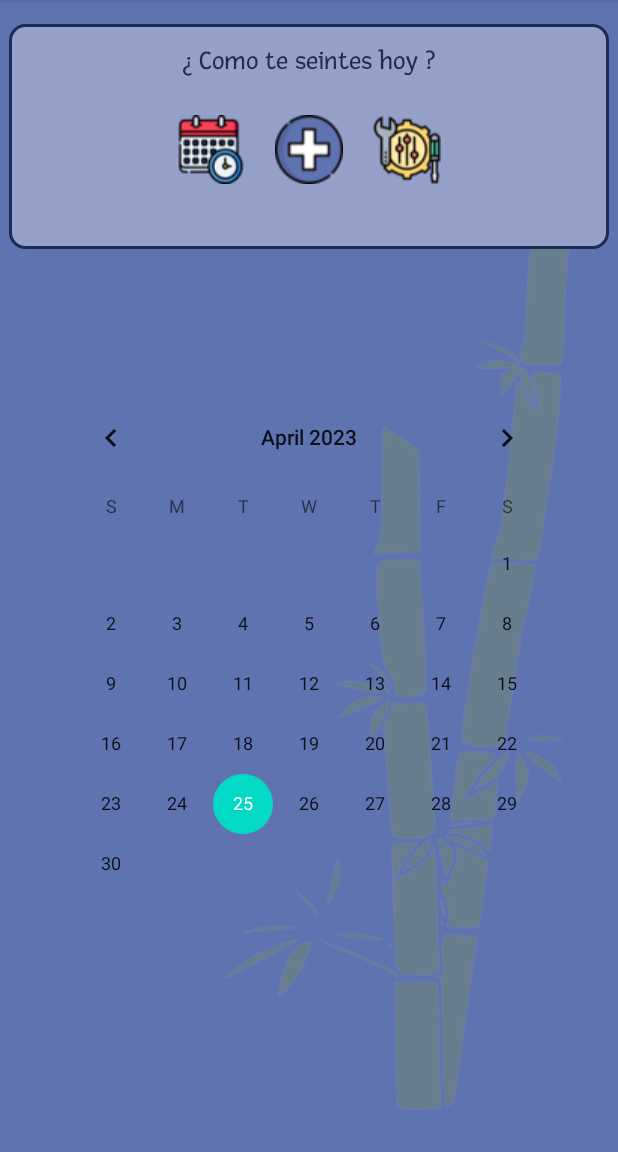
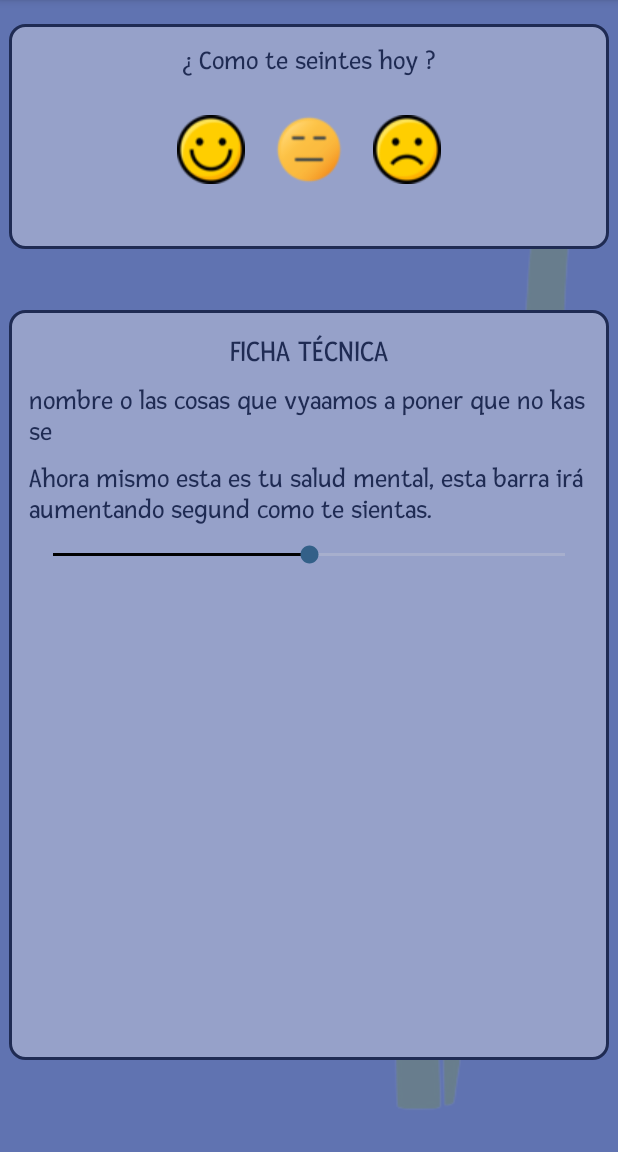
Before and after one commit to anastasia-evil/sinensis_app, an Android app: the activity_calendario screen opened directly, with no data from a screen before it, on a phone screen of 412 x 824 dp, the part 84-1236 px from its top. Run offline under Robolectric (Android 15) with nearby library versions, the phone set to English and light mode, and no system bars.

Commit message:
nuevas cosas de la nueva actividad

```diff
--- a/app/src/main/java/com/example/sinensis/activity_calendario.java
+++ b/app/src/main/java/com/example/sinensis/activity_calendario.java
@@ -9,11 +9,14 @@ import android.view.View;
 import android.widget.Button;
 import android.widget.CalendarView;
 import android.widget.ImageButton;
+import android.widget.SeekBar;
 
 public class activity_calendario extends AppCompatActivity {
 
     ImageButton feliz, regular, mal;
-    private CalendarView calendarView;
+
+    SeekBar progreso;
+    public static int valorActual;
 
     private static int color;
 
@@ -25,32 +28,31 @@ public class activity_calendario extends AppCompatActivity {
         feliz = findViewById(R.id.button_bien);
         regular = findViewById(R.id.button_regular);
         mal = findViewById(R.id.button_mal);
-        calendarView = findViewById(R.id.calendario);
-        long dia = calendarView.getDate();
+        progreso = findViewById(R.id.seekBar_progreso);
+
+        valorActual = progreso.getProgress();
+
+
 
         feliz.setOnClickListener(new View.OnClickListener() {
             @Override
             public void onClick(View view) {
-                color = R.color.red;
-                calendarView.setDateTextAppearance(color);
-
-
-
+                valorActual++;
 
             }
         });
         regular.setOnClickListener(new View.OnClickListener() {
             @Override
             public void onClick(View view) {
-                color = R.color.fondo_carga;
-                calendarView.setDateTextAppearance(Long.valueOf(dia).intValue());
+                valorActual=valorActual;
             }
         });
         mal.setOnClickListener(new View.OnClickListener() {
             @Override
             public void onClick(View view) {
-                color = R.color.red;
-                calendarView.setDateTextAppearance(Long.valueOf(dia).intValue());
+                valorActual--;
+
+
             }
         });
 
--- a/app/src/main/res/layout/activity_calendario.xml
+++ b/app/src/main/res/layout/activity_calendario.xml
@@ -29,51 +29,47 @@
         app:layout_constraintVertical_bias="0" />
 
     <LinearLayout
+        android:id="@+id/linearLayout2"
         android:layout_width="match_parent"
         android:layout_height="200dp"
+        android:elevation="1dp"
+        android:gravity="center"
         android:orientation="horizontal"
-        android:elevation="1dp"
         app:layout_constraintBottom_toBottomOf="parent"
         app:layout_constraintEnd_toEndOf="parent"
         app:layout_constraintHorizontal_bias="0.5"
         app:layout_constraintStart_toStartOf="parent"
         app:layout_constraintTop_toTopOf="parent"
-        app:layout_constraintVertical_bias="0.0"
-        android:gravity="center"
 
-        >
+        app:layout_constraintVertical_bias="0.0">
 
 
         <ImageButton
             android:id="@+id/button_bien"
             android:layout_width="45dp"
             android:layout_height="46dp"
-            android:background="@drawable/calendar"
+            android:layout_marginRight="20dp"
+            android:background="@drawable/contento"
             android:elevation="1dp"
-            android:onClick="onClick"
-            android:layout_marginRight="20dp"
-             />
+            android:onClick="onClick" />
 
         <ImageButton
             android:id="@+id/button_regular"
             android:layout_width="45dp"
             android:layout_height="46dp"
-            android:background="@drawable/home"
+            android:layout_marginRight="20dp"
+            android:background="@drawable/serio"
             android:elevation="1dp"
-            android:onClick="onClick"
-            android:layout_marginRight="20dp"
-             />
+            android:onClick="onClick" />
 
         <ImageButton
             android:id="@+id/button_mal"
             android:layout_width="45dp"
             android:layout_height="46dp"
-            android:background="@drawable/ajustes"
+            android:background="@drawable/triste"
             android:elevation="1dp"
-            android:onClick="onClick"
-             />
+            android:onClick="onClick" />
     </LinearLayout>
-
 
 
     <View
@@ -82,26 +78,107 @@
         android:layout_height="150dp"
         android:layout_marginTop="16dp"
         android:background="@drawable/corner"
-        app:layout_constraintBottom_toBottomOf="parent"
+        app:layout_constraintBottom_toBottomOf="@+id/linearLayout2"
         app:layout_constraintEnd_toEndOf="parent"
         app:layout_constraintHorizontal_bias="0.5"
         app:layout_constraintStart_toStartOf="parent"
         app:layout_constraintTop_toTopOf="parent"
         app:layout_constraintVertical_bias="0" />
 
-    <CalendarView
-        android:id="@+id/calendario"
-        android:layout_width="wrap_content"
-        android:layout_height="wrap_content"
-        tools:layout_editor_absoluteX="30dp"
-        tools:layout_editor_absoluteY="245dp"
+    <View
+        android:id="@+id/container3"
+        android:layout_width="400dp"
+        android:layout_height="500dp"
+        android:background="@drawable/corner"
         app:layout_constraintBottom_toBottomOf="parent"
         app:layout_constraintEnd_toEndOf="parent"
         app:layout_constraintHorizontal_bias="0.5"
         app:layout_constraintStart_toStartOf="parent"
-        app:layout_constraintTop_toTopOf="parent"
-        app:layout_constraintVertical_bias="0.6"/>
+        app:layout_constraintTop_toBottomOf="@+id/container2"
+        app:layout_constraintVertical_bias="0.4" />
 
+
+    <LinearLayout
+        android:id="@+id/linear"
+        android:layout_width="373dp"
+        android:layout_height="399dp"
+        android:orientation="vertical"
+        app:layout_constraintBottom_toBottomOf="parent"
+        app:layout_constraintEnd_toEndOf="parent"
+        app:layout_constraintHorizontal_bias="0.5"
+        app:layout_constraintStart_toStartOf="parent"
+        app:layout_constraintTop_toTopOf="@+id/container3"
+        app:layout_constraintVertical_bias="0.1">
+
+        <TextView
+            android:id="@+id/titulo_ficha"
+            android:layout_width="wrap_content"
+            android:layout_height="wrap_content"
+            android:layout_gravity="center"
+            android:elevation="1dp"
+            android:fontFamily="@font/fresca"
+            android:text="FICHA TÉCNICA"
+            android:textColor="@color/fondo_carga"
+            android:textSize="20dp"
+            app:layout_constraintBottom_toBottomOf="parent"
+            app:layout_constraintEnd_toEndOf="parent"
+            app:layout_constraintHorizontal_bias="0.5"
+            app:layout_constraintStart_toStartOf="parent"
+            app:layout_constraintTop_toTopOf="parent"
+            app:layout_constraintVertical_bias="0.2" />
+
+        <TextView
+            android:id="@+id/ficha_progreso"
+            android:layout_width="wrap_content"
+            android:layout_height="wrap_content"
+            android:layout_marginTop="10dp"
+            android:elevation="1dp"
+            android:fontFamily="@font/fresca"
+            android:text="nombre o las cosas que vyaamos a poner que no kas se "
+            android:textColor="@color/fondo_carga"
+            android:textSize="18dp"
+            app:layout_constraintBottom_toBottomOf="parent"
+            app:layout_constraintEnd_toEndOf="parent"
+            app:layout_constraintStart_toStartOf="parent"
+            app:layout_constraintTop_toTopOf="parent" />
+
+        <TextView
+            android:id="@+id/barra_progreso"
+            android:layout_width="wrap_content"
+            android:layout_height="wrap_content"
+            android:layout_marginTop="10dp"
+            android:elevation="1dp"
+            android:fontFamily="@font/fresca"
+            android:text="Ahora mismo esta es tu salud mental, esta barra irá aumentando segund como te sientas."
+            android:textColor="@color/fondo_carga"
+            android:textSize="18dp"
+            app:layout_constraintBottom_toBottomOf="parent"
+            app:layout_constraintEnd_toEndOf="parent"
+            app:layout_constraintHorizontal_bias="0.5"
+            app:layout_constraintStart_toStartOf="parent"
+            app:layout_constraintTop_toTopOf="parent"
+            app:layout_constraintVertical_bias="0.26" />
+
+        <SeekBar
+            android:id="@+id/seekBar_progreso"
+            android:layout_width="match_parent"
+            android:layout_height="wrap_content"
+            android:layout_marginTop="10dp"
+            android:enabled="false"
+            android:max="10"
+            android:progress="5"
+            android:progressBackgroundTint="@color/quantum_lime"
+            android:progressTint="@color/black"
+            android:thumbTint="@color/botones"
+            app:layout_constraintBottom_toBottomOf="parent"
+            app:layout_constraintEnd_toEndOf="parent"
+            app:layout_constraintHorizontal_bias="0.5"
+            app:layout_constraintStart_toStartOf="parent"
+            app:layout_constraintTop_toTopOf="parent"
+            app:layout_constraintVertical_bias="0.26" />
+
+
+    </LinearLayout>
 
 
 </androidx.constraintlayout.widget.ConstraintLayout>
```
Also changed, not shown: app/src/main/res/drawable/contento.png (added), app/src/main/res/drawable/serio.png (added), app/src/main/res/drawable/triste.png (added).
